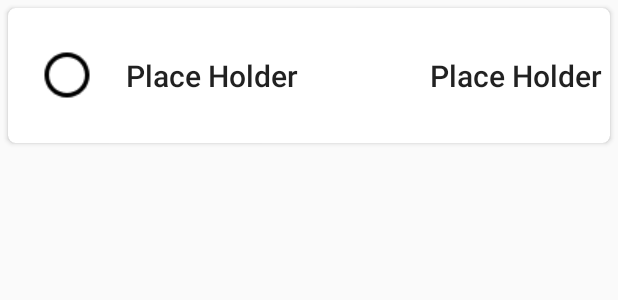
After one commit to dinithii/ToDoList_app, an Android app: the layout task_item_cell.xml on its own in the app's theme, with its tools: preview values and no code run, on a phone screen of 412 x 824 dp. The commit adds this screen. Shown: the top 300 px of the screen. Run offline under Robolectric (Android 15) with nearby library versions, the phone set to English and light mode, and no system bars.

Commit message:
Task update and local timer created. Task start and due date,time

```diff
--- a/app/build.gradle.kts
+++ b/app/build.gradle.kts
@@ -45,6 +45,7 @@ dependencies {
     implementation("androidx.appcompat:appcompat:1.6.1")
     implementation("com.google.android.material:material:1.11.0")
     implementation("androidx.constraintlayout:constraintlayout:2.1.4")
+    implementation("com.google.android.libraries.places:places:3.4.0")
     testImplementation("junit:junit:4.13.2")
     androidTestImplementation("androidx.test.ext:junit:1.1.5")
     androidTestImplementation("androidx.test.espresso:espresso-core:3.5.1")
--- /dev/null
+++ b/app/src/main/java/com/example/todolist/TaskItemClickListener.kt
@@ -0,0 +1,6 @@
+package com.example.todolist
+
+interface TaskItemClickListener {
+    fun editTaskItem(taskItem: TaskItem)
+    fun completeTaskItem(taskItem: TaskItem)
+}
--- /dev/null
+++ b/app/src/main/res/drawable/baseline_check_24.xml
@@ -0,0 +1,5 @@
+<vector android:height="24dp" android:tint="#000000"
+    android:viewportHeight="24" android:viewportWidth="24"
+    android:width="24dp" xmlns:android="http://schemas.android.com/apk/res/android">
+    <path android:fillColor="@android:color/white" android:pathData="M16.59,7.58L10,14.17l-3.59,-3.58L5,12l5,5 8,-8zM12,2C6.48,2 2,6.48 2,12s4.48,10 10,10 10,-4.48 10,-10S17.52,2 12,2zM12,20c-4.42,0 -8,-3.58 -8,-8s3.58,-8 8,-8 8,3.58 8,8 -3.58,8 -8,8z"/>
+</vector>
--- /dev/null
+++ b/app/src/main/res/drawable/unchecked_24.xml
@@ -0,0 +1,5 @@
+<vector android:height="24dp" android:tint="#000000"
+    android:viewportHeight="24" android:viewportWidth="24"
+    android:width="24dp" xmlns:android="http://schemas.android.com/apk/res/android">
+    <path android:fillColor="@android:color/white" android:pathData="M12,2C6.48,2 2,6.48 2,12s4.48,10 10,10 10,-4.48 10,-10S17.52,2 12,2zM12,20c-4.42,0 -8,-3.58 -8,-8s3.58,-8 8,-8 8,3.58 8,8 -3.58,8 -8,8z"/>
+</vector>
--- /dev/null
+++ b/app/src/main/res/layout/task_item_cell.xml
@@ -0,0 +1,51 @@
+<?xml version="1.0" encoding="utf-8"?>
+<androidx.cardview.widget.CardView
+    android:id="@+id/taskCellContainer"
+    xmlns:android="http://schemas.android.com/apk/res/android"
+    android:layout_width="match_parent"
+    android:layout_height="90dp"
+    app:cardCornerRadius="5dp"
+    android:layout_margin="5dp"
+    xmlns:app="http://schemas.android.com/apk/res-auto">
+
+    <LinearLayout
+        android:orientation="horizontal"
+        android:layout_width="match_parent"
+        android:layout_height="match_parent">
+
+        <ImageButton
+            android:layout_width="wrap_content"
+            android:layout_height="wrap_content"
+            android:layout_gravity="center"
+            android:scaleY="1.5"
+            android:scaleX="1.5"
+            android:contentDescription="@string/checkbox"
+            android:id="@+id/completeButton"
+            android:layout_marginHorizontal="15dp"
+            android:src="@drawable/unchecked_24"
+            android:backgroundTint="@android:color/transparent"
+            />
+
+        <TextView
+            android:layout_width="0dp"
+            android:layout_height="wrap_content"
+            android:id="@+id/name"
+            android:text="@string/place_holder"
+            style="@style/TextAppearance.AppCompat.Title"
+            android:layout_gravity="center"
+            android:layout_weight="1"
+            />
+
+        <TextView
+            android:layout_marginHorizontal="5dp"
+            android:layout_width="wrap_content"
+            android:layout_height="wrap_content"
+            android:id="@+id/dueTime"
+            android:text="@string/place_holder"
+            style="@style/TextAppearance.AppCompat.Title"
+            android:layout_gravity="center"
+            />
+
+    </LinearLayout>
+
+</androidx.cardview.widget.CardView>
--- a/app/src/main/res/values/colors.xml
+++ b/app/src/main/res/values/colors.xml
@@ -2,4 +2,9 @@
 <resources>
     <color name="black">#FF000000</color>
     <color name="white">#FFFFFFFF</color>
+    <color name="purple_200">#FFBB86FC</color>
+    <color name="purple_500">#FF6200EE</color>
+    <color name="purple_700">#FF3700B3</color>
+    <color name="teal_200">#FF03DAC5</color>
+    <color name="teal_700">#FF018786</color>
 </resources>
--- a/app/src/main/res/values/strings.xml
+++ b/app/src/main/res/values/strings.xml
@@ -11,4 +11,6 @@
     <string name="description">Description</string>
     <string name="select_time">Select Time</string>
     <string name="save">Save</string>
+    <string name="checkbox">CheckBox</string>
+    <string name="place_holder">Place Holder</string>
 </resources>
```
Also changed, not shown: app/src/main/java/com/example/todolist/MainActivity.kt (+27 -9 lines), app/src/main/java/com/example/todolist/NewTaskSheet.kt (+67 -14 lines), app/src/main/java/com/example/todolist/TaskItem.kt (added, +23 -0 lines), app/src/main/java/com/example/todolist/TaskItemAdapter.kt (added, +24 -0 lines), app/src/main/java/com/example/todolist/TaskItemViewHolder.kt (added, +45 -0 lines), app/src/main/java/com/example/todolist/TaskViewModel.kt (+35 -2 lines), app/src/main/res/layout/activity_main.xml (+4 -22 lines), app/src/main/res/values/themes.xml (+12 -5 lines).
